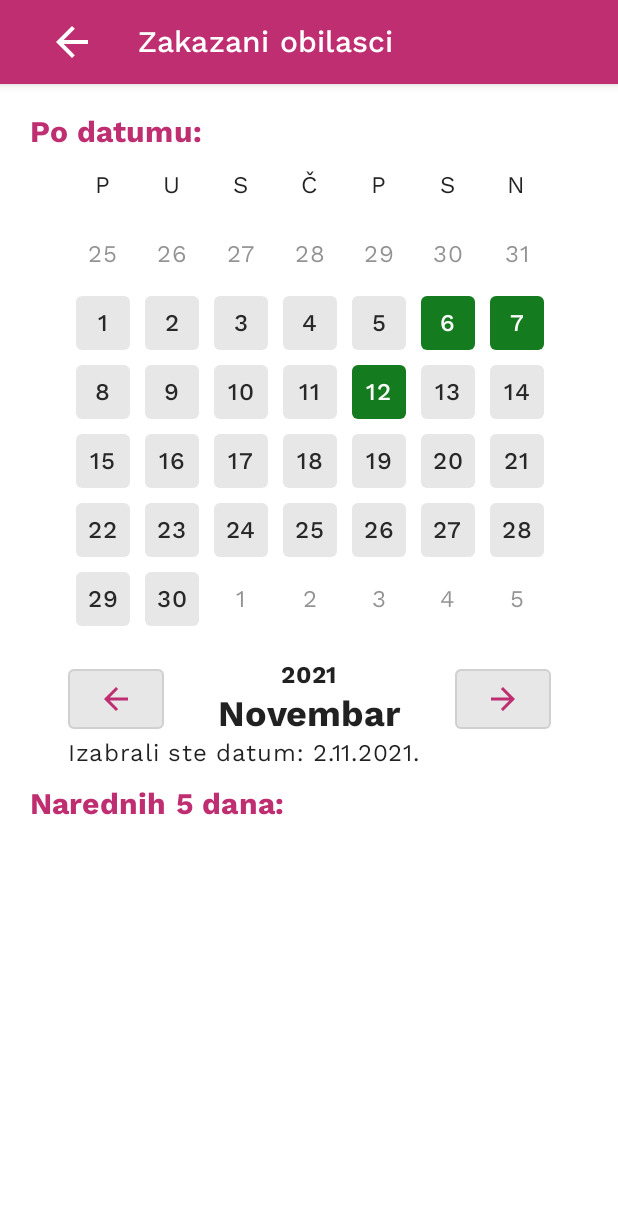
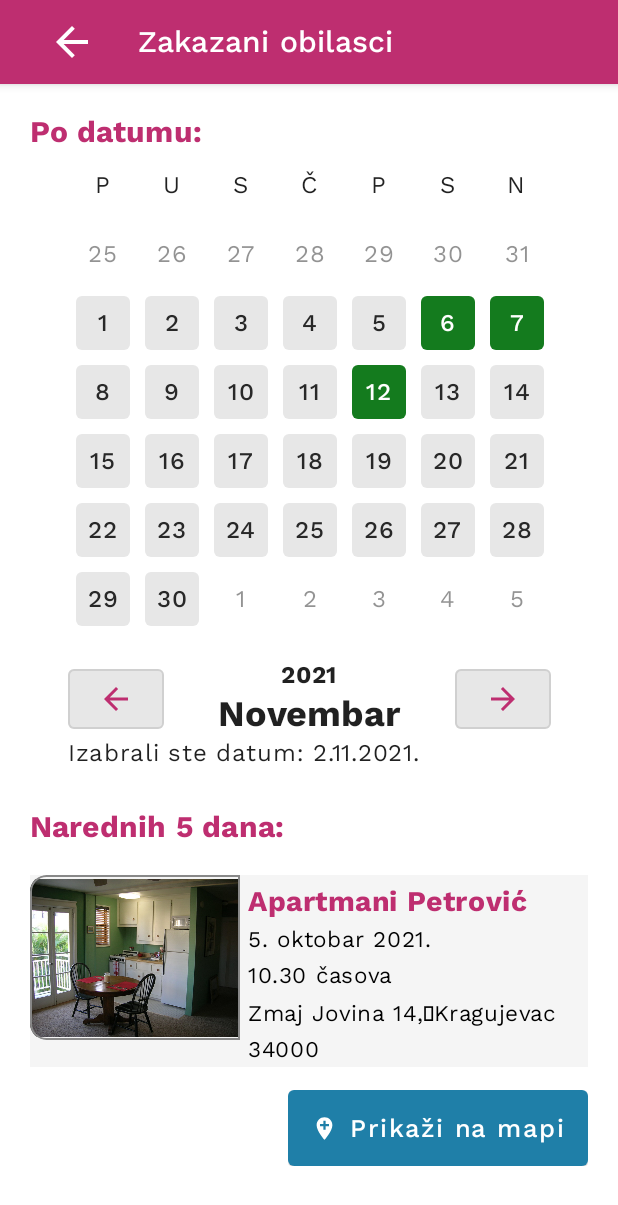
Before and after one commit to dragana98/SkuciSe-App, an Android app built with Jetpack Compose: the ScheduledToursScreen screen opened through its navigation route, on a phone screen of 412 x 824 dp. Shown: the top 1205 px of the screen. Run offline under Robolectric (Android 15) with nearby library versions, the phone set to English and light mode, and no system bars.

Commit message:
#12 Azurirana strana ScheduledToursScreen

```diff
--- a/src/SkuciSe/app/src/main/java/com/blackbyte/skucise/screens/ScheduledToursScreen.kt
+++ b/src/SkuciSe/app/src/main/java/com/blackbyte/skucise/screens/ScheduledToursScreen.kt
@@ -6,6 +6,7 @@ import androidx.compose.foundation.lazy.LazyColumn
 import androidx.compose.foundation.shape.RoundedCornerShape
 import androidx.compose.material.*
 import androidx.compose.material.icons.Icons
+import androidx.compose.material.icons.filled.AddLocation
 import androidx.compose.material.icons.filled.ArrowForward
 import androidx.compose.runtime.*
 import androidx.compose.ui.Alignment
@@ -23,6 +24,8 @@ import com.blackbyte.skucise.R
 import com.blackbyte.skucise.components.DatePickerGrid
 import com.blackbyte.skucise.components.NavTopBar
 import com.blackbyte.skucise.data.Ad
+import com.blackbyte.skucise.ui.theme.Cyan
+import com.blackbyte.skucise.ui.theme.LightGray
 import com.blackbyte.skucise.ui.theme.SkuciSeTheme
 import java.time.LocalDate
 
@@ -73,18 +76,126 @@ fun ScheduledToursScreen(returnToPreviousScreen: () -> Unit){
                 }
             } // end
 
-            Spacer(modifier = Modifier.size(10.dp))
+            Spacer(modifier = Modifier.size(25.dp))
 
             Text(
                 text = "Narednih 5 dana:",
                 style = MaterialTheme.typography.h6.copy(fontWeight = FontWeight.Bold),
                 color = MaterialTheme.colors.primary
             )
-            /*
 
-            Dodati oglas
+            Spacer(modifier = Modifier.size(20.dp))
 
-             */
+
+            Row(
+                verticalAlignment = Alignment.CenterVertically,
+                horizontalArrangement = Arrangement.SpaceBetween,
+                modifier = Modifier.fillMaxWidth()
+            )
+            {
+                Row(
+                    modifier = Modifier
+                        .background(color = LightGray)
+                ) {
+                    Image(
+                        painter = painterResource(id = R.drawable.property_2),
+                        contentScale = ContentScale.Inside,
+                        contentDescription = "Property 2",
+                        modifier = Modifier
+                            .size(width = 140.dp, height = 110.dp)
+                            .clip(
+                                RoundedCornerShape(
+                                    topStartPercent = 10,
+                                    bottomEndPercent = 0,
+                                    bottomStartPercent = 10,
+                                    topEndPercent = 0
+                                )
+                            )
+                            .border(
+                                1.dp, Color.Gray, // RoundedCornerShape(percent = 10)
+                                RoundedCornerShape(
+                                    topStartPercent = 10,
+                                    bottomEndPercent = 0,
+                                    bottomStartPercent = 10,
+                                    topEndPercent = 0
+                                )
+                            )
+                    )
+                    Column(
+                        horizontalAlignment = Alignment.Start,
+                        modifier= Modifier.fillMaxWidth()
+
+                    ){
+                        Text(
+                            text = "Apartmani Petrović",
+                            modifier = Modifier.absolutePadding(5.dp,5.dp,0.dp,0.dp),
+                            color = MaterialTheme.colors.primary,
+                            fontWeight = FontWeight.Bold,
+                            fontSize = 19.sp,
+                            textAlign = TextAlign.Left
+                        )
+                        Text(
+                            text = "5. oktobar 2021.\n10.30 časova",
+                            modifier = Modifier.absolutePadding(5.dp,1.dp,0.dp,0.dp),
+                            color = Color.Black,
+                            fontSize = 15.sp,
+                            textAlign = TextAlign.Left
+                        )
+                        Text(
+                            text = "Zmaj Jovina 14,\u2028Kragujevac 34000",
+                            modifier = Modifier.absolutePadding(5.dp,1.dp,0.dp,0.dp),
+                            color = Color.Black,
+                            fontSize = 15.sp,
+                            textAlign = TextAlign.Left
+                        )
+
+                    }
+                }
+            }
+
+            Spacer(modifier = Modifier.size(15.dp))
+
+            // Button
+            Row(
+                horizontalArrangement = Arrangement.End,
+
+                modifier = Modifier.fillMaxWidth()
+
+            ) {
+                Button(
+                    onClick = {
+                        // akcija
+                    },
+                    modifier = Modifier
+                        .width(200.dp)
+                        .clip( RoundedCornerShape(
+                            topStartPercent = 5,
+                            bottomEndPercent = 5,
+                            bottomStartPercent = 5,
+                            topEndPercent = 5
+                        )),
+                    colors = ButtonDefaults.buttonColors(
+                        backgroundColor = Cyan,
+                        contentColor = Color.White
+                    ),
+                    contentPadding = PaddingValues(
+                        start = 5.dp,
+                        top = 15.dp,
+                        end = 5.dp,
+                        bottom = 15.dp
+                    )
+                )
+                {
+                    Icon(
+                        Icons.Filled.AddLocation,
+                        contentDescription = "Mapa",
+                        modifier = Modifier.size(ButtonDefaults.IconSize)
+                    )
+                    Spacer(modifier = Modifier.size(ButtonDefaults.IconSpacing))
+
+                    Text(text = "Prikaži na mapi", color = Color.White, fontSize = 17.sp)
+                }
+            }
 
         }
 
--- a/src/SkuciSe/app/src/main/java/com/blackbyte/skucise/ui/theme/Color.kt
+++ b/src/SkuciSe/app/src/main/java/com/blackbyte/skucise/ui/theme/Color.kt
@@ -12,3 +12,4 @@ val LightGrey = Color(0xFFE7E7E7)
 val Gold = Color(0xFFE5B300)
 val Green = Color(0xFF147B1E)
 val LightGreen = Color(0xFF7CBE84)
+val LightGray = Color(0xFFF5F5F5)
```
